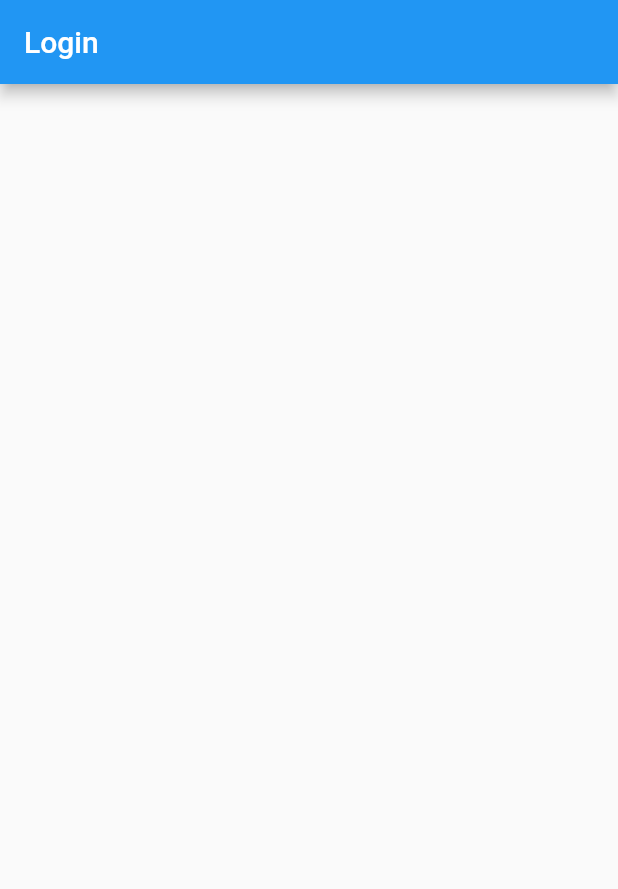
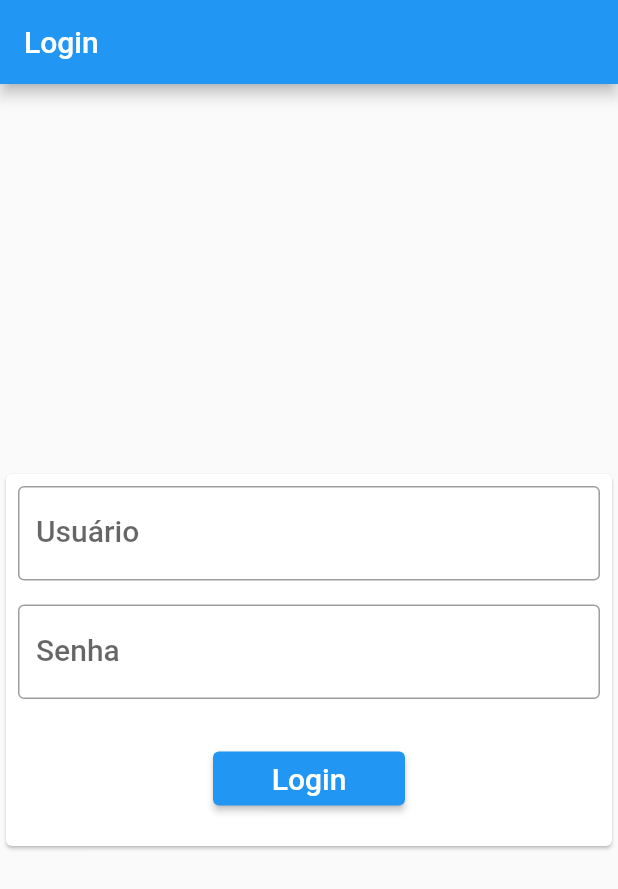
Before and after one commit to lucas-gauer/flutter_login_page, a Flutter app: the screen it shows after launch, on a phone screen of 412 x 824 dp. Shown: the top 889 px of the screen. Run offline on Flutter 3.47's test engine with Material 2 defaults, Android fonts, the phone set to English and light mode, and no system bars.

Commit message:
Create login page

```diff
--- a/lib/main.dart
+++ b/lib/main.dart
@@ -29,9 +29,72 @@ class LoginPage extends StatefulWidget {
 class _LoginPageState extends State<LoginPage> {
   @override
   Widget build(BuildContext context) {
+    final textTheme = Theme.of(context).textTheme;
+
     return Scaffold(
       appBar: AppBar(title: const Text('Login'),),
-      body: Container(),
+      body: Center(
+        child: SizedBox(
+          height: 256,
+          width: 512,
+          child: Card(
+            child: Form(
+              child: Column(
+                crossAxisAlignment: CrossAxisAlignment.center,
+                children: [
+
+                  //* username
+                  Padding(
+                    padding: const EdgeInsets.all(8.0),
+                    child: TextFormField(
+                      style: textTheme.headline6,
+                      decoration: const InputDecoration(
+                        border: const OutlineInputBorder(),
+                        labelText: 'Usuário',
+                        hintText: 'usernamecriativo'
+                      ),
+                    ),
+                  ),
+
+                  //* password
+                  Padding(
+                    padding: const EdgeInsets.all(8.0),
+                    child: TextFormField(
+                      style: textTheme.headline6,
+                      decoration: const InputDecoration(
+                        border: const OutlineInputBorder(),
+                        labelText: 'Senha',
+                        hintText: 'senh@criativa123',
+                      ),
+                    ),
+                  ),
+
+                  //* button
+                  Expanded(
+                    child: Center(
+                      child: SizedBox(
+                        width: 128,
+                        child: ElevatedButton(
+                          onPressed: () {
+                            // TODO
+                          },
+                          child: Text(
+                            'Login',
+                            style: textTheme.headline6!.copyWith(
+                              color: Colors.white,
+                            ),
+                          ),
+                        ),
+                      ),
+                    ),
+                  ),
+
+                ],
+              ),
+            ),
+          ),
+        ),
+      ),
     );
   }
 }
```
